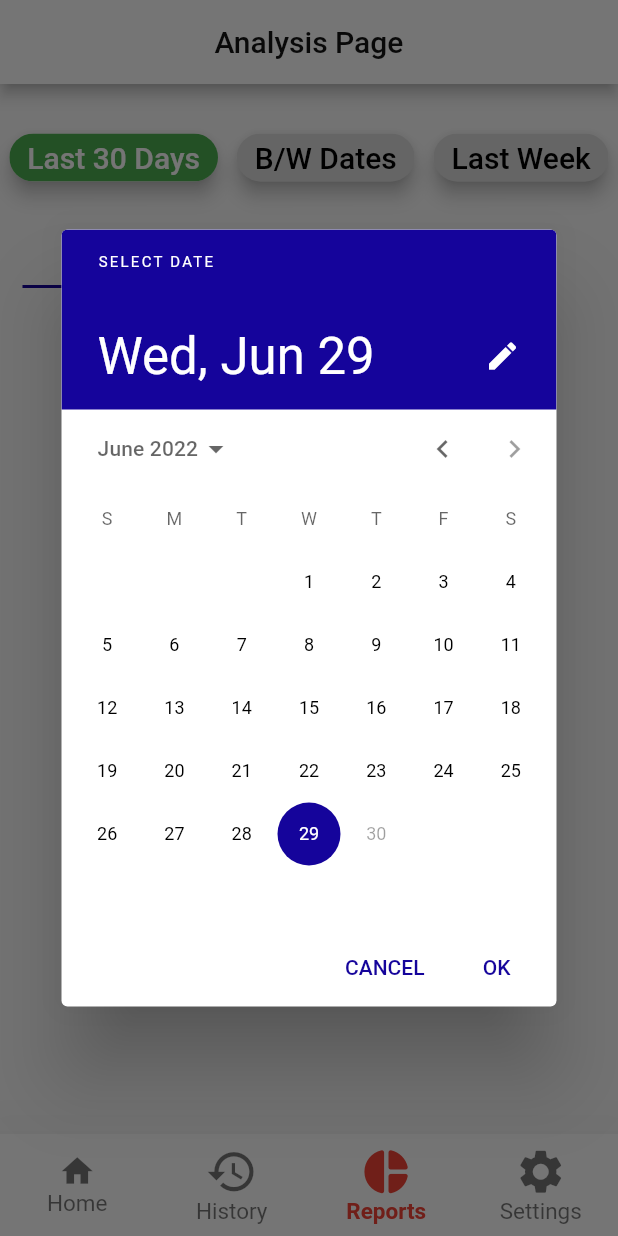
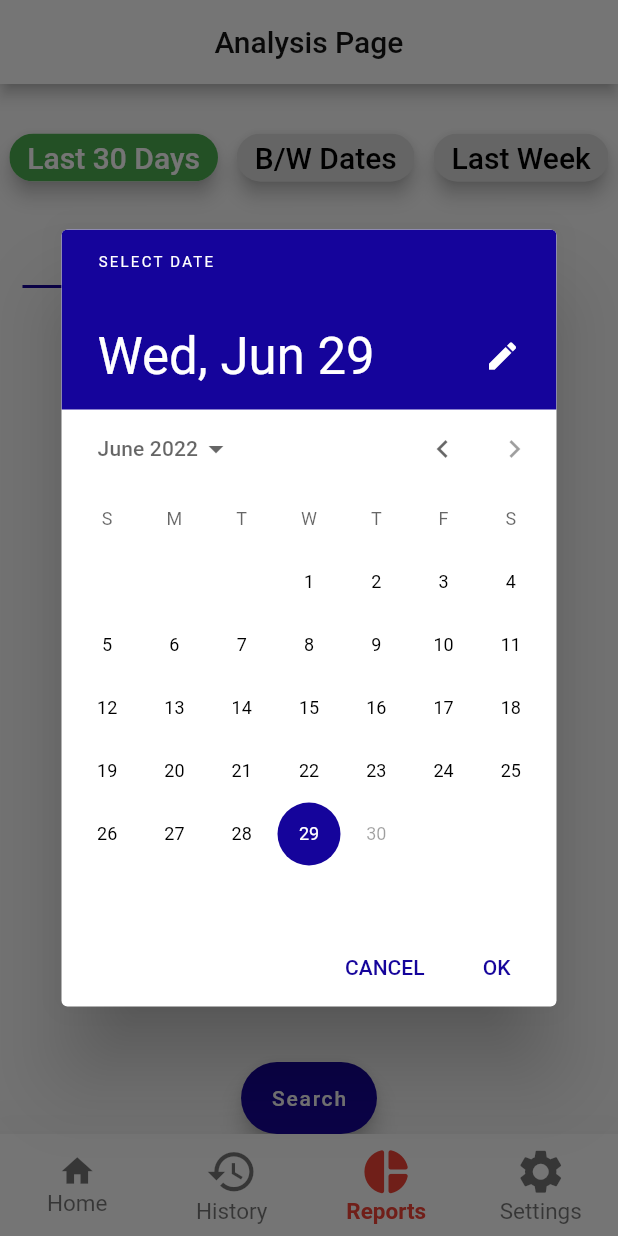
Before and after one commit to ishaquekannoth/moneyManagement, a Flutter app: the screen it shows after launch, item 3 of the bottom bar chosen, after a tap on "B/W Dates", on a phone screen of 412 x 824 dp. Run offline on Flutter 3.47's test engine with Material 2 defaults, Android fonts, the phone set to English and light mode, and no system bars; our stand-ins replace hive, hive_flutter; accounts and stored records are empty.

Commit message:
projectWeek3

```diff
--- a/lib/analysis.dart
+++ b/lib/analysis.dart
@@ -1,9 +1,9 @@
 import 'dart:core';
-import 'dart:math';
 import 'package:flutter/material.dart';
 import 'package:moneymanager/controllers/category.dart';
 import 'package:moneymanager/controllers/db_helper.dart';
 import 'package:moneymanager/editScreen.dart';
+import 'package:moneymanager/search.dart';
 
 class Analysis extends StatefulWidget {
   const Analysis({Key? key}) : super(key: key);
@@ -70,6 +70,11 @@ class _AnalysisState extends State<Analysis> {
   }
 
   selectAPeriod(DateTime start, DateTime end) async {
+    if (start.isAfter(end)) {
+      DateTime temp = end;
+      end = start;
+      start = temp;
+    }
     List monthly = [];
     myList.forEach((element) {
       print(DateTimeRange(start: start, end: end));
@@ -117,21 +122,6 @@ class _AnalysisState extends State<Analysis> {
               ),
               centerTitle: true,
             ),
-            // floatingActionButton: FloatingActionButton.extended(
-            //   isExtended: true,
-            //   backgroundColor: Colors.red,
-            //   onPressed: () async {
-            //     await selectAPeriod(
-            //         await _selectDate(context), await _selectDate(context));
-            //     isSelectedDated = true;
-            //     isSelectedWeekly = false;
-            //     isSelectedMonthly = false;
-            //   },
-            //   label: Text(
-            //     'Select Dates',
-            //     softWrap: true,
-            //   ),
-            // ),
             body: Column(
               children: [
                 Padding(
@@ -303,6 +293,11 @@ class _AnalysisState extends State<Analysis> {
                     ],
                   ),
                 ),
+                FloatingActionButton.extended(
+                    onPressed: () {
+                      showSearch(context: context, delegate: SearchScreen());
+                    },
+                    label: Text("Search"))
               ],
             ))),
       ),
--- a/lib/homePage.dart
+++ b/lib/homePage.dart
@@ -60,7 +60,7 @@ class _HomePageState extends State<HomePage> {
             .whenComplete(() {
           setState(() {});
         }),
-            label: Text("Add A New TXN"),
+            label: Text("ADD"),
 
       ),
       body: FutureBuilder<Map>(
```
Also changed, not shown: lib/search.dart (added, +60 -0 lines).
